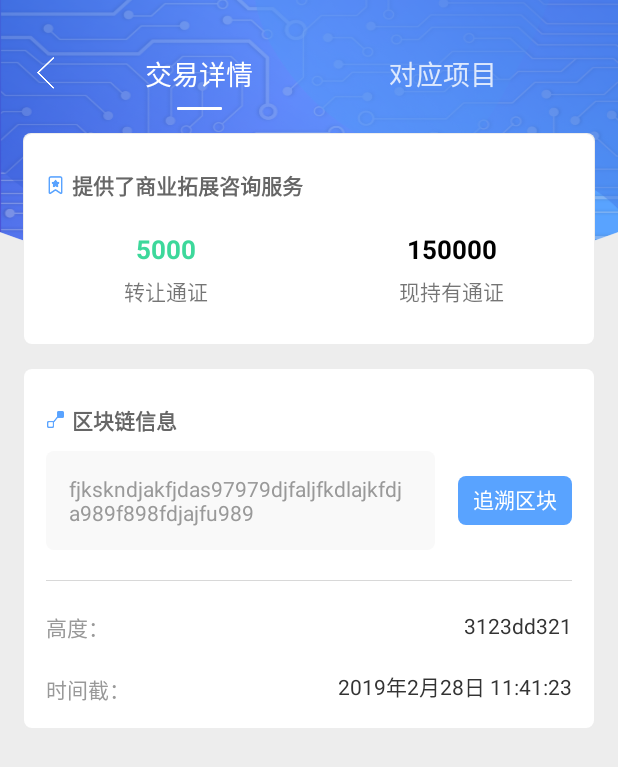
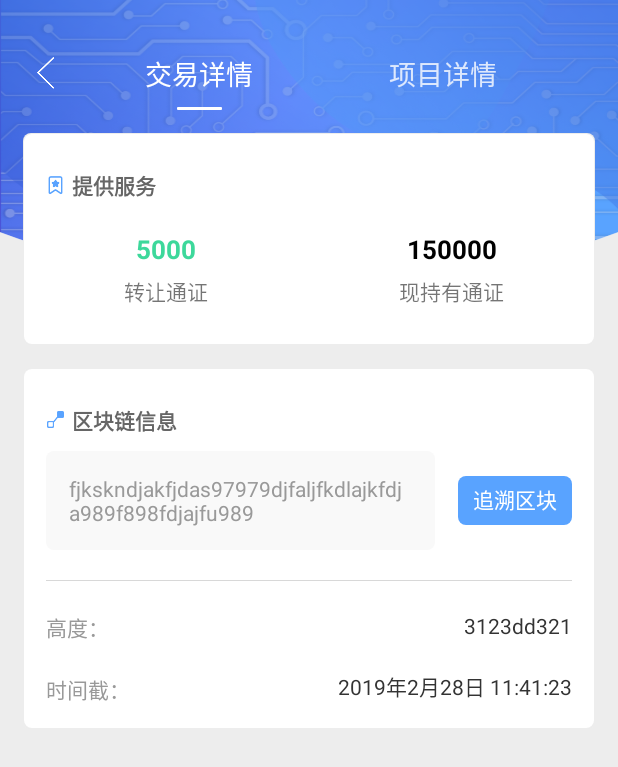
Before and after one commit to huaidan615924233/Coop-Android, an Android app: the TransDetailActivity screen opened directly, with no data from a screen before it, after a tap on "追溯区块", on a phone screen of 412 x 824 dp. Shown: the top 767 px of the screen. Run offline under Robolectric (Android 15) with nearby library versions, the phone set to English and light mode, and no system bars; our stand-ins replace CircleImageView; libraries missing offline, so code that uses them is left out: com.scwang.smartrefresh, com.umeng.analytics; plain views replace SmartRefreshLayout; pictures from the network do not load; 13 statements that could not run were skipped.

Commit message:
update bug

```diff
--- a/app/src/main/java/com/coop/android/activity/PDFDatabaseActivity.java
+++ b/app/src/main/java/com/coop/android/activity/PDFDatabaseActivity.java
@@ -15,6 +15,7 @@ import android.widget.Toast;
 import com.coop.android.CBaseActivity;
 import com.coop.android.R;
 import com.coop.android.utils.MyRemotePDFViewPager;
+import com.coop.android.utils.ToastUtil;
 import com.umeng.analytics.MobclickAgent;
 
 import es.voghdev.pdfviewpager.library.adapter.PDFPagerAdapter;
@@ -93,6 +94,7 @@ public class PDFDatabaseActivity extends CBaseActivity implements DownloadFile.L
         pdf_root.removeAllViewsInLayout();
         pdf_root.addView(remotePDFViewPager, LinearLayout.LayoutParams.MATCH_PARENT,
                 LinearLayout.LayoutParams.WRAP_CONTENT);
+        ToastUtil.showLongToast(mContext, "左右滑动查看");
     }
 
     /*加载失败调用*/
--- a/app/src/main/java/com/coop/android/activity/ProjectInfoActivity.java
+++ b/app/src/main/java/com/coop/android/activity/ProjectInfoActivity.java
@@ -165,7 +165,7 @@ public class ProjectInfoActivity extends CBaseActivity {
                     Log.e(TAG, e.getMessage());
                 }
             }
-            String photourl = AppConfigs.APP_BASE_URL + HttpPostApi.KAPTCHA + projectBean.getAuthorizeUrl();
+            String photourl = AppConfigs.APP_BASE_URL + HttpPostApi.KAPTCHA + projectBean.getLogo();
             GlideUtils.loadImage(mContext, photourl, projectHeaderImg, R.mipmap.default_home_header);
             projectLabelTV.setText(projectBean.getType());
             projectTotalTV.setText(NumUtils.formatNum(projectBean.getProjectAmount(), false));
--- a/app/src/main/java/com/coop/android/activity/TransDetailActivity.java
+++ b/app/src/main/java/com/coop/android/activity/TransDetailActivity.java
@@ -69,9 +69,9 @@ public class TransDetailActivity extends CBaseActivity implements CommonPopupWin
     private String projectId;
     private String transNo;
     private String account;
-    ;
     private ImageView backIV;
     private CommonPopupWindow popupWindow;
+    private String hashStr;
 
     /**
      * 启动这个Activity的Intent
@@ -105,7 +105,7 @@ public class TransDetailActivity extends CBaseActivity implements CommonPopupWin
         tabLayout = findViewById(R.id.tablayout);
         viewPager = findViewById(R.id.tab_viewpager);
         mTabTitles.add("交易详情");
-        mTabTitles.add("对应项目");
+        mTabTitles.add("项目详情");
 //        tabLayout.setTabMode(TabLayout.MODE_FIXED);
         //设置tablayout距离上下左右的距离
         //tab_title.setPadding(20,20,20,20);
@@ -141,6 +141,7 @@ public class TransDetailActivity extends CBaseActivity implements CommonPopupWin
 
     //全屏弹出
     public void showAll(View view, String hashStr) {
+        this.hashStr = hashStr;
         if (popupWindow != null && popupWindow.isShowing()) return;
         View popView = LayoutInflater.from(context).inflate(R.layout.popup_trans_info, null);
         //测量View的宽高
@@ -150,7 +151,7 @@ public class TransDetailActivity extends CBaseActivity implements CommonPopupWin
                 .setWidthAndHeight(ViewGroup.LayoutParams.MATCH_PARENT, popView.getMeasuredHeight())
                 .setBackGroundLevel(0.5f)//取值范围0.0f-1.0f 值越小越暗
                 .setAnimationStyle(R.style.AnimUp)
-                .setOutsideTouchable(false)
+                .setOutsideTouchable(true)
                 .setViewOnclickListener(this)
                 .create();
         popupWindow.showAtLocation(findViewById(android.R.id.content), Gravity.CENTER, 0, 0);
@@ -161,6 +162,7 @@ public class TransDetailActivity extends CBaseActivity implements CommonPopupWin
         switch (layoutResId) {
             case R.layout.popup_trans_info:
                 final TextView blockChinaHashTV = view.findViewById(R.id.blockChinaHashTV);
+                blockChinaHashTV.setText(hashStr);
                 LinearLayout blockChinaHashLL = view.findViewById(R.id.blockChinaHashLL);
                 blockChinaHashLL.setOnLongClickListener(new View.OnLongClickListener() {
                     @Override
--- a/app/src/main/java/com/coop/android/activity/TransDetailForEnterActivity.java
+++ b/app/src/main/java/com/coop/android/activity/TransDetailForEnterActivity.java
@@ -78,6 +78,7 @@ public class TransDetailForEnterActivity extends CBaseActivity implements View.O
     private AgreementAdapter adapter;
     private CommonPopupWindow popupWindow;
     private TextView checkBlockChinaBtn;
+    private String hashStr;
 
     /**
      * 启动这个Activity的Intent
@@ -146,6 +147,7 @@ public class TransDetailForEnterActivity extends CBaseActivity implements View.O
             else
                 hasTokenTV.setText(String.valueOf(transDetailBean.getInveBalanceAmount()));
             blockChinaHashTV.setText(transDetailBean.getTransHash());
+            hashStr = transDetailBean.getTransHash();
             heightTV.setText(transDetailBean.getTransHeight());
 
             String projectTime = transDetailBean.getTransTimestamp();
@@ -221,7 +223,7 @@ public class TransDetailForEnterActivity extends CBaseActivity implements View.O
                 .setWidthAndHeight(ViewGroup.LayoutParams.MATCH_PARENT, popView.getMeasuredHeight())
                 .setBackGroundLevel(0.5f)//取值范围0.0f-1.0f 值越小越暗
                 .setAnimationStyle(R.style.AnimUp)
-                .setOutsideTouchable(false)
+                .setOutsideTouchable(true)
                 .setViewOnclickListener(this)
                 .create();
         popupWindow.showAtLocation(findViewById(android.R.id.content), Gravity.CENTER, 0, 0);
@@ -232,6 +234,7 @@ public class TransDetailForEnterActivity extends CBaseActivity implements View.O
         switch (layoutResId) {
             case R.layout.popup_trans_info:
                 final TextView blockChinaHashTV = view.findViewById(R.id.blockChinaHashTV);
+                blockChinaHashTV.setText(hashStr);
                 LinearLayout blockChinaHashLL = view.findViewById(R.id.blockChinaHashLL);
                 blockChinaHashLL.setOnLongClickListener(new View.OnLongClickListener() {
                     @Override
--- a/app/src/main/java/com/coop/android/fragment/ProjectInfoFragment.java
+++ b/app/src/main/java/com/coop/android/fragment/ProjectInfoFragment.java
@@ -157,7 +157,7 @@ public class ProjectInfoFragment extends BaseFragment {
                     Log.e(TAG, e.getMessage());
                 }
             }
-            String photourl = AppConfigs.APP_BASE_URL + HttpPostApi.KAPTCHA + projectBean.getAuthorizeUrl();
+            String photourl = AppConfigs.APP_BASE_URL + HttpPostApi.KAPTCHA + projectBean.getLogo();
             GlideUtils.loadImage(context, photourl, projectHeaderImg, R.mipmap.default_home_header);
             projectLabelTV.setText(projectBean.getType());
             projectTotalTV.setText(NumUtils.formatNum(projectBean.getProjectAmount(), false));
--- a/app/src/main/java/com/coop/android/fragment/TransInfoFragment.java
+++ b/app/src/main/java/com/coop/android/fragment/TransInfoFragment.java
@@ -196,7 +196,7 @@ public class TransInfoFragment extends BaseFragment implements View.OnClickListe
         int id = v.getId();
         switch (id) {
             case R.id.checkBlockChinaBtn:
-                ((TransDetailActivity) context).showAll(v, "");
+                ((TransDetailActivity) context).showAll(v, blockChinaHashTV.getText().toString());
                 break;
             default:
                 break;
--- a/app/src/main/res/layout/activity_update_password.xml
+++ b/app/src/main/res/layout/activity_update_password.xml
@@ -125,6 +125,7 @@
                 android:src="@mipmap/number_two" />
 
             <TextView
+                android:id="@+id/twoLabelTV"
                 android:layout_width="wrap_content"
                 android:layout_height="wrap_content"
                 android:layout_marginLeft="@dimen/dp_5"
--- a/app/src/main/res/layout/layout_trans_info.xml
+++ b/app/src/main/res/layout/layout_trans_info.xml
@@ -30,7 +30,7 @@
                 android:layout_height="wrap_content"
                 android:layout_gravity="center_vertical"
                 android:layout_marginLeft="@dimen/dp_5"
-                android:text="提供了商业拓展咨询服务"
+                android:text="提供服务"
                 android:textColor="@color/color_666666"
                 android:textSize="@dimen/sp_14"
                 android:textStyle="bold" />
--- a/app/src/main/res/values/strings.xml
+++ b/app/src/main/res/values/strings.xml
@@ -23,7 +23,8 @@
     <string name="txt_title_trans_detail">交易详情</string>
     <!--登录注册-->
     <string name="txt_login_number_one">请验证账户身份:</string>
-    <string name="txt_login_number_two">重新设置6位数密码:</string>
+    <string name="txt_login_number_two">请设置6位数交易密码:</string>
+    <string name="txt_login_forget_pwd">重新设置6位数密码:</string>
     <string name="txt_login_phone">输入手机号</string>
     <string name="txt_login_username_hint">编辑账户昵称 (12字以内)</string>
     <string name="txt_login_pass">输入验证码</string>
```
Also changed, not shown: app/src/main/java/com/coop/android/activity/PayTokenActivity.java (+7 -0 lines), app/src/main/java/com/coop/android/activity/UpdatePasswordActivity.java (+8 -3 lines).
